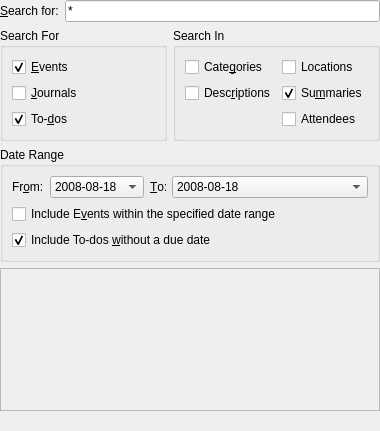
The window that src/ui/searchdialog_base.ui (KDE/korganizer) describes before a commit, drawn with Qt 5.
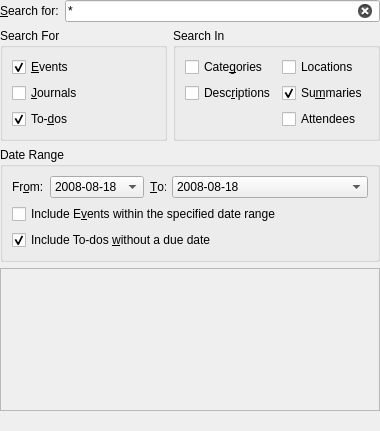
The same window after the commit. Custom widgets are drawn as their Qt base class.

Commit message: Add clear button

What changed in the file:
```diff
--- a/src/ui/searchdialog_base.ui
+++ b/src/ui/searchdialog_base.ui
@@ -54,6 +54,9 @@
        <property name="text">
         <string>*</string>
        </property>
+       <property name="clearButtonEnabled">
+        <bool>true</bool>
+       </property>
       </widget>
      </item>
     </layout>
```
